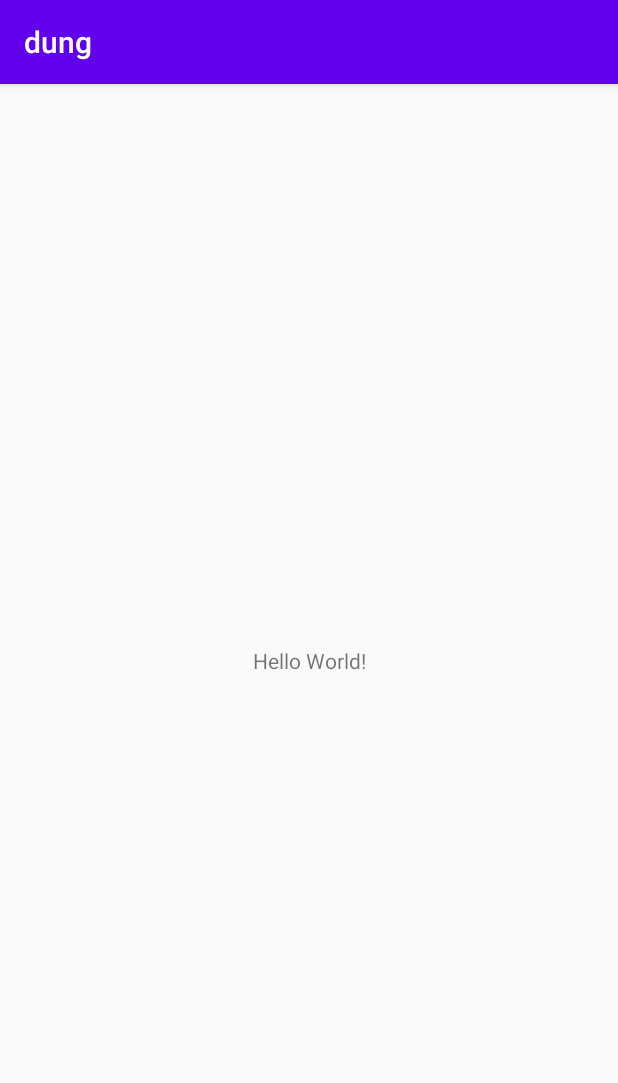
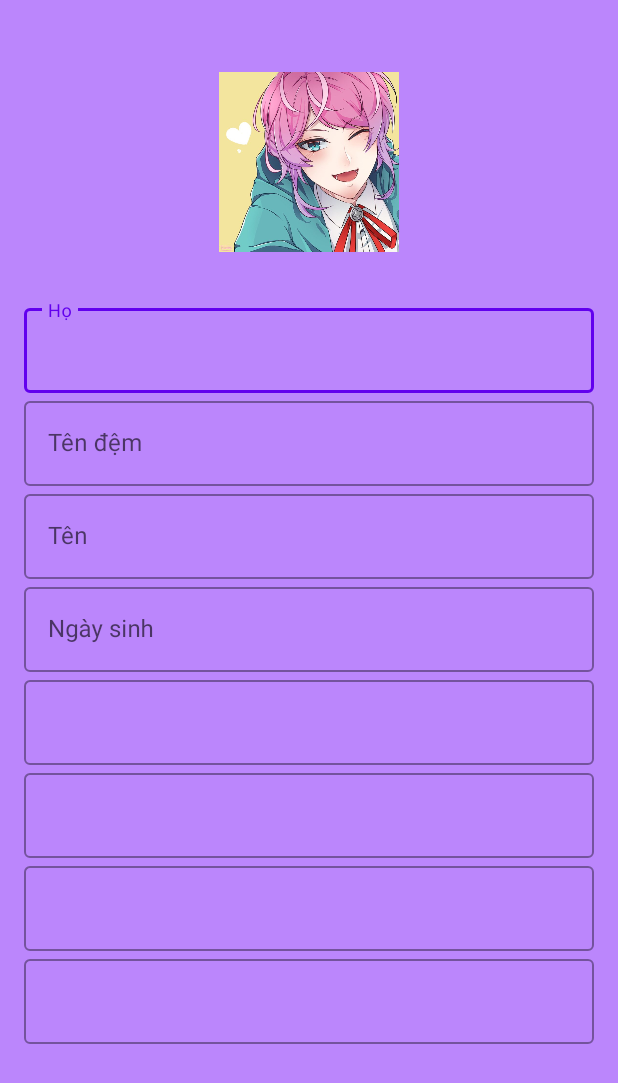
Before and after one commit to case7532/selling_product_unh, an Android app: the screen it shows after launch (MainActivity), on a phone screen of 412 x 824 dp. Shown: the top 1083 px of the screen. Run offline under Robolectric (Android 15) with nearby library versions, the phone set to English and light mode, and no system bars.

Commit message:
add lib and demo fragment

```diff
--- a/app/build.gradle
+++ b/app/build.gradle
@@ -1,6 +1,7 @@
 plugins {
     id 'com.android.application'
     id 'org.jetbrains.kotlin.android'
+    id 'kotlin-kapt'
 }
 
 android {
@@ -13,7 +14,7 @@ android {
         versionCode 1
         versionName "1.0"
 
-        testInstrumentationRunner "android.support.test.runner.AndroidJUnitRunner"
+        testInstrumentationRunner 'androidx.test.runner.AndroidJUnitRunner'
     }
 
     buildTypes {
@@ -29,13 +30,22 @@ android {
     kotlinOptions {
         jvmTarget = '1.8'
     }
+
 }
 
 dependencies {
 
-    implementation 'com.android.support:appcompat-v7:28.0.0'
-    implementation 'com.android.support.constraint:constraint-layout:2.0.4'
+    implementation 'androidx.appcompat:appcompat:1.4.1'
+    implementation 'androidx.constraintlayout:constraintlayout:2.1.3'
     testImplementation 'junit:junit:4.13.2'
-    androidTestImplementation 'com.android.support.test:runner:1.0.2'
-    androidTestImplementation 'com.android.support.test.espresso:espresso-core:3.0.2'
+    androidTestImplementation 'androidx.test.ext:junit:1.1.3'
+    androidTestImplementation 'androidx.test.espresso:espresso-core:3.4.0'
+    implementation("androidx.activity:activity-ktx:1.4.0")
+    implementation("androidx.fragment:fragment-ktx:1.4.1")
+    implementation("androidx.lifecycle:lifecycle-viewmodel-ktx:2.4.1")
+    implementation("androidx.lifecycle:lifecycle-livedata-ktx:2.4.1")
+    implementation("androidx.lifecycle:lifecycle-viewmodel-savedstate:2.4.1")
+    kapt("androidx.lifecycle:lifecycle-compiler:2.4.1")
+    implementation("androidx.lifecycle:lifecycle-common-java8:2.4.1")
+    api("com.google.android.material:material:1.6.0")
 }
--- a/app/src/main/java/com/nuhvn/dung/MainActivity.kt
+++ b/app/src/main/java/com/nuhvn/dung/MainActivity.kt
@@ -1,11 +1,23 @@
 package com.nuhvn.dung
 
-import android.support.v7.app.AppCompatActivity
+import androidx.appcompat.app.AppCompatActivity
 import android.os.Bundle
+import android.text.Editable
+import android.text.TextWatcher
+import android.widget.Button
+import android.widget.EditText
+import android.widget.TextView
+import androidx.fragment.app.FragmentContainer
+import androidx.fragment.app.FragmentContainerView
+import androidx.fragment.app.commit
 
 class MainActivity : AppCompatActivity() {
 	override fun onCreate(savedInstanceState: Bundle?) {
 		super.onCreate(savedInstanceState)
 		setContentView(R.layout.activity_main)
+		supportFragmentManager.commit {
+			setReorderingAllowed(true)
+			replace(R.id.fragment_container, ProfileFragment())
+		}
 	}
 }
--- /dev/null
+++ b/app/src/main/java/com/nuhvn/dung/ProfileFragment.kt
@@ -0,0 +1,21 @@
+package com.nuhvn.dung
+
+import android.os.Bundle
+import android.view.LayoutInflater
+import android.view.View
+import android.view.ViewGroup
+import androidx.fragment.app.Fragment
+
+class ProfileFragment : Fragment() {
+	override fun onCreateView(
+		inflater: LayoutInflater,
+		container: ViewGroup?,
+		savedInstanceState: Bundle?
+	): View? {
+		return inflater.inflate(R.layout.fragment_profile, container, false)
+	}
+
+	override fun onViewCreated(view: View, savedInstanceState: Bundle?) {
+		super.onViewCreated(view, savedInstanceState)
+	}
+}
--- a/app/src/main/res/layout/activity_main.xml
+++ b/app/src/main/res/layout/activity_main.xml
@@ -1,18 +1,15 @@
 <?xml version="1.0" encoding="utf-8"?>
-<android.support.constraint.ConstraintLayout xmlns:android="http://schemas.android.com/apk/res/android"
+<androidx.constraintlayout.widget.ConstraintLayout
+    xmlns:android="http://schemas.android.com/apk/res/android"
     xmlns:app="http://schemas.android.com/apk/res-auto"
     xmlns:tools="http://schemas.android.com/tools"
     android:layout_width="match_parent"
     android:layout_height="match_parent"
+    android:background="@color/purple_200"
     tools:context=".MainActivity">
 
-    <TextView
-        android:layout_width="wrap_content"
-        android:layout_height="wrap_content"
-        android:text="Hello World!"
-        app:layout_constraintBottom_toBottomOf="parent"
-        app:layout_constraintLeft_toLeftOf="parent"
-        app:layout_constraintRight_toRightOf="parent"
-        app:layout_constraintTop_toTopOf="parent" />
-
-</android.support.constraint.ConstraintLayout>
+    <androidx.fragment.app.FragmentContainerView
+        android:id="@+id/fragment_container"
+        android:layout_width="match_parent"
+        android:layout_height="match_parent"/>
+</androidx.constraintlayout.widget.ConstraintLayout>
--- /dev/null
+++ b/app/src/main/res/layout/fragment_profile.xml
@@ -0,0 +1,106 @@
+<?xml version="1.0" encoding="utf-8"?>
+<LinearLayout xmlns:android="http://schemas.android.com/apk/res/android"
+    xmlns:app="http://schemas.android.com/apk/res-auto"
+    xmlns:tools="http://schemas.android.com/tools"
+    android:layout_width="match_parent"
+    android:layout_height="match_parent"
+    android:orientation="vertical"
+    android:padding="16dp">
+
+    <ImageView
+        android:src="@drawable/img_a"
+        android:layout_width="120dp"
+        android:layout_height="120dp"
+        android:layout_gravity="center|top"
+        android:layout_marginTop="32dp"/>
+
+    <com.google.android.material.textfield.TextInputLayout
+        android:layout_marginTop="32dp"
+        style="@style/Widget.MaterialComponents.TextInputLayout.OutlinedBox"
+        android:layout_width="match_parent"
+        android:layout_height="wrap_content"
+        android:hint="@string/ho">
+
+        <com.google.android.material.textfield.TextInputEditText
+            android:layout_width="match_parent"
+            android:layout_height="wrap_content" />
+    </com.google.android.material.textfield.TextInputLayout>
+
+    <com.google.android.material.textfield.TextInputLayout
+        style="@style/Widget.MaterialComponents.TextInputLayout.OutlinedBox"
+        android:layout_width="match_parent"
+        android:layout_height="wrap_content"
+        android:hint="@string/ten_dem">
+
+        <com.google.android.material.textfield.TextInputEditText
+            android:layout_width="match_parent"
+            android:layout_height="wrap_content" />
+    </com.google.android.material.textfield.TextInputLayout>
+
+    <com.google.android.material.textfield.TextInputLayout
+        style="@style/Widget.MaterialComponents.TextInputLayout.OutlinedBox"
+        android:layout_width="match_parent"
+        android:layout_height="wrap_content"
+        android:hint="@string/ten">
+
+        <com.google.android.material.textfield.TextInputEditText
+            android:layout_width="match_parent"
+            android:layout_height="wrap_content" />
+    </com.google.android.material.textfield.TextInputLayout>
+
+    <com.google.android.material.textfield.TextInputLayout
+        style="@style/Widget.MaterialComponents.TextInputLayout.OutlinedBox"
+        android:layout_width="match_parent"
+        android:layout_height="wrap_content"
+        android:hint="@string/ngay_sinh">
+
+        <com.google.android.material.textfield.TextInputEditText
+            android:layout_width="match_parent"
+            android:layout_height="wrap_content" />
+    </com.google.android.material.textfield.TextInputLayout>
+
+    <com.google.android.material.textfield.TextInputLayout
+        style="@style/Widget.MaterialComponents.TextInputLayout.OutlinedBox"
+        android:layout_width="match_parent"
+        android:layout_height="wrap_content"
+        android:hint="">
+
+        <com.google.android.material.textfield.TextInputEditText
+            android:layout_width="match_parent"
+            android:layout_height="wrap_content" />
+    </com.google.android.material.textfield.TextInputLayout>
+
+    <com.google.android.material.textfield.TextInputLayout
+        style="@style/Widget.MaterialComponents.TextInputLayout.OutlinedBox"
+        android:layout_width="match_parent"
+        android:layout_height="wrap_content"
+        android:hint="">
+
+        <com.google.android.material.textfield.TextInputEditText
+            android:layout_width="match_parent"
+            android:layout_height="wrap_content" />
+    </com.google.android.material.textfield.TextInputLayout>
+
+    <com.google.android.material.textfield.TextInputLayout
+        style="@style/Widget.MaterialComponents.TextInputLayout.OutlinedBox"
+        android:layout_width="match_parent"
+        android:layout_height="wrap_content"
+        android:hint="">
+
+        <com.google.android.material.textfield.TextInputEditText
+            android:layout_width="match_parent"
+            android:layout_height="wrap_content" />
+    </com.google.android.material.textfield.TextInputLayout>
+
+    <com.google.android.material.textfield.TextInputLayout
+        style="@style/Widget.MaterialComponents.TextInputLayout.OutlinedBox"
+        android:layout_width="match_parent"
+        android:layout_height="wrap_content"
+        android:hint="">
+
+        <com.google.android.material.textfield.TextInputEditText
+            android:layout_width="match_parent"
+            android:layout_height="wrap_content" />
+    </com.google.android.material.textfield.TextInputLayout>
+
+</LinearLayout>
--- a/app/src/main/res/values-night/themes.xml
+++ /dev/null
@@ -1,10 +0,0 @@
-<resources xmlns:tools="http://schemas.android.com/tools">
-    <!-- Base application theme. -->
-    <style name="Theme.Dung" parent="Theme.AppCompat.Light.DarkActionBar">
-        <!-- Primary brand color. -->
-        <item name="colorPrimary">@color/purple_200</item>
-        <item name="colorPrimaryDark">@color/purple_700</item>
-        <item name="colorAccent">@color/teal_200</item>
-        <!-- Customize your theme here. -->
-    </style>
-</resources>
--- a/app/src/main/res/values/strings.xml
+++ b/app/src/main/res/values/strings.xml
@@ -1,3 +1,9 @@
 <resources>
     <string name="app_name">dung</string>
+    <string name="ho">Họ</string>
+    <string name="ten_dem">Tên đệm</string>
+    <string name="ten">Tên</string>
+    <string name="ngay_sinh">Ngày sinh</string>
+    <string name="gioi_tinh">Giới tính</string>
+    <string name="so_dien_thoai">Số điện thoại</string>
 </resources>
--- a/app/src/main/res/values/themes.xml
+++ b/app/src/main/res/values/themes.xml
@@ -1,6 +1,6 @@
 <resources xmlns:tools="http://schemas.android.com/tools">
     <!-- Base application theme. -->
-    <style name="Theme.Dung" parent="Theme.AppCompat.Light.DarkActionBar">
+    <style name="Theme.Dung" parent="Theme.MaterialComponents.Light.NoActionBar">
         <!-- Primary brand color. -->
         <item name="colorPrimary">@color/purple_500</item>
         <item name="colorPrimaryDark">@color/purple_700</item>
--- a/gradle.properties
+++ b/gradle.properties
@@ -17,3 +17,5 @@ kotlin.code.style=official
 # resources declared in the library itself and none from the library's dependencies,
 # thereby reducing the size of the R class for that library
 android.nonTransitiveRClass=true
+android.useAndroidX=true
+android.enableJetifier=true
```
Also changed, not shown: app/src/main/res/drawable-v24/img_a.jpg (added), 2 other files.
